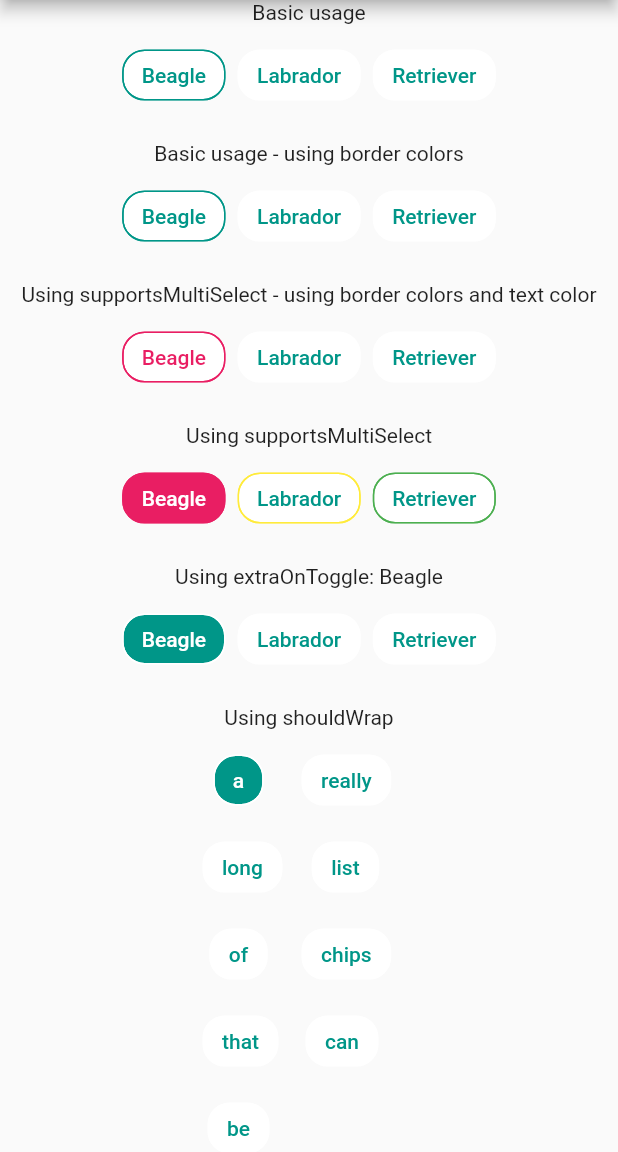
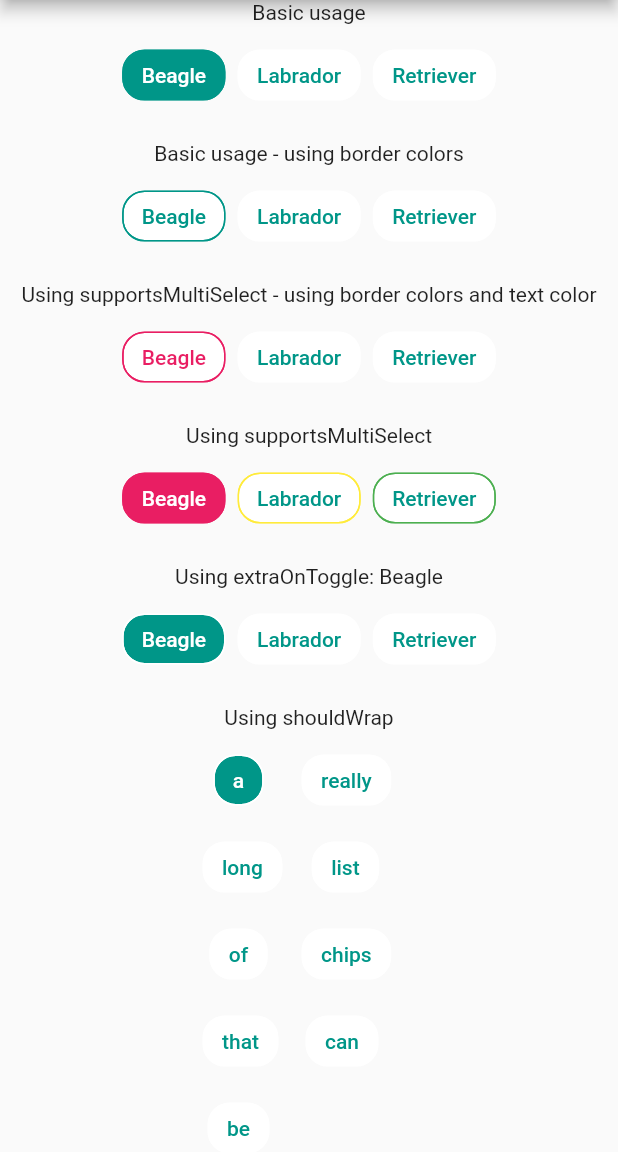
Before and after one commit to bossbeagle1509/chip_list, a Flutter app: the screen it shows after launch, on a phone screen of 412 x 824 dp, the part 84-1236 px from its top. Run offline on Flutter 3.47's test engine with Material 2 defaults, Android fonts, the phone set to English and light mode, and no system bars.

Commit message:
Update example gif and duplicatedd demo widget in example/main.dart

```diff
--- a/example/lib/main.dart
+++ b/example/lib/main.dart
@@ -51,10 +51,9 @@ class _HomePageState extends State<HomePage> {
           Center(
             child: ChipList(
               listOfChipNames: _dogeNames,
-              activeBgColorList: [Colors.white],
-              // activeBgColorList: [Theme.of(context).primaryColor],
+              activeBgColorList: [Theme.of(context).primaryColor],
               inactiveBgColorList: [Colors.white],
-              activeTextColorList: [Theme.of(context).primaryColor],
+              activeTextColorList: [Colors.white],
               inactiveTextColorList: [Theme.of(context).primaryColor],
               listOfChipIndicesCurrentlySeclected: [0],
               activeBorderColorList: [Theme.of(context).primaryColor],
```
Also changed, not shown: example_gif.gif.
